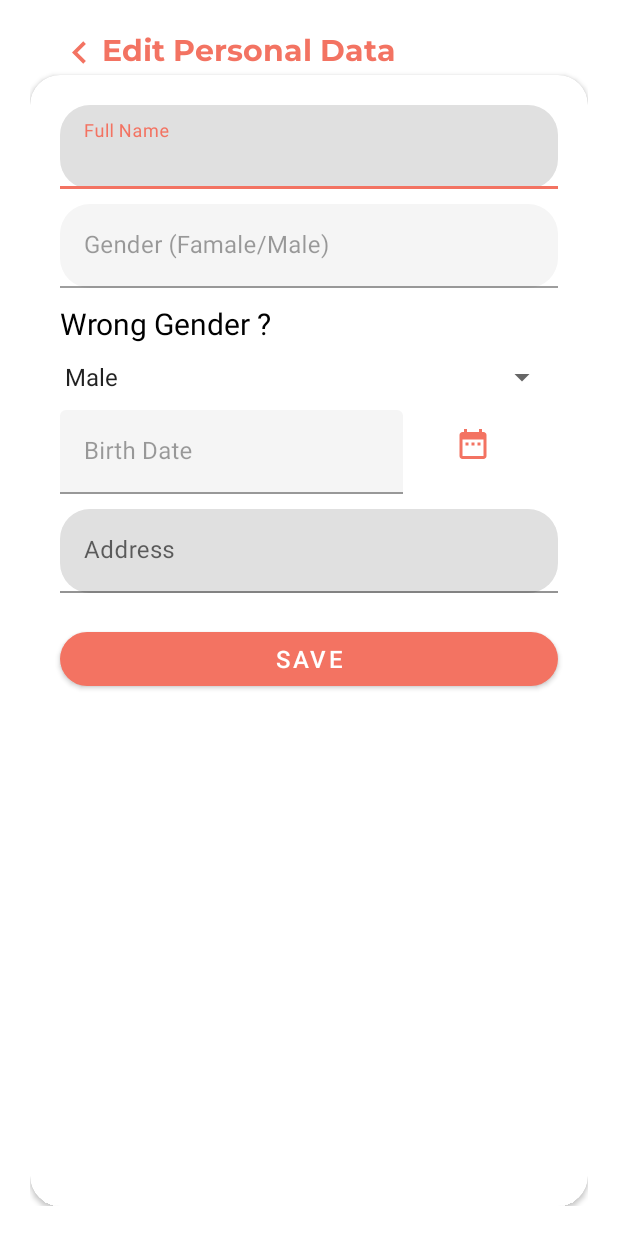
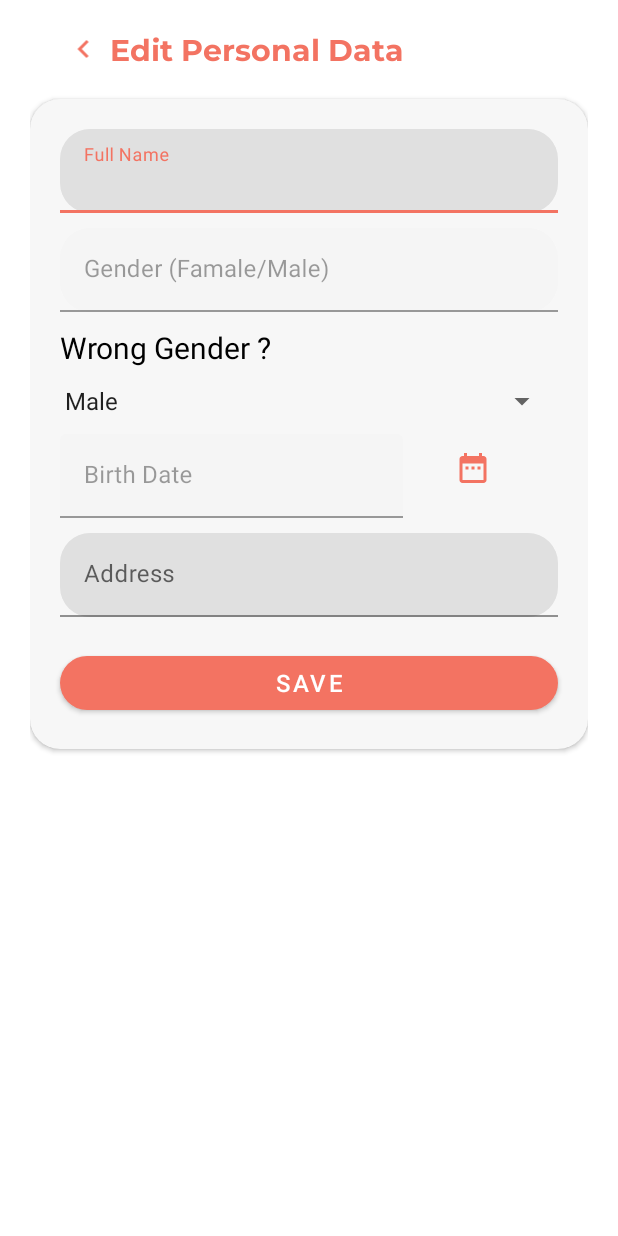
Before and after one commit to Jafar0032/Job_Seeker, an Android app: the UbahProfilActivity screen opened directly, with no data from a screen before it, on a phone screen of 412 x 824 dp. Run offline under Robolectric (Android 15) with nearby library versions, the phone set to English and light mode, and no system bars; our stand-ins replace Firebase (no records; nobody signed in at launch, a user with empty details on screens opened directly); 4 statements that could not run were skipped.

Commit message:
Update activity_ubah_profil.xml

```diff
--- a/app/src/main/res/layout/activity_ubah_profil.xml
+++ b/app/src/main/res/layout/activity_ubah_profil.xml
@@ -8,8 +8,7 @@
     android:padding="20dp"
     tools:context=".activities.UbahProfilActivity">
 
-    <androidx.constraintlayout.widget.ConstraintLayout
-        android:id="@+id/ll_pocok"
+    <LinearLayout
         android:layout_width="match_parent"
         android:layout_height="wrap_content"
         android:orientation="horizontal"
@@ -17,32 +16,36 @@
 
         <ImageView
             android:id="@+id/iv_back"
-            android:layout_width="30dp"
-            android:layout_height="30dp"
+            android:layout_width="0dp"
+            android:layout_height="wrap_content"
             android:src="@drawable/ic_arrow_left_24"
+            android:layout_gravity="center_vertical"
+            android:layout_weight="1"
             app:layout_constraintStart_toStartOf="parent"
             app:layout_constraintEnd_toStartOf="@+id/tvPersonalData"
             app:layout_constraintTop_toTopOf="parent"/>
 
         <TextView
             android:id="@+id/tvPersonalData"
-            android:layout_width="wrap_content"
+            android:layout_width="0dp"
             android:layout_height="wrap_content"
             android:text="Edit Personal Data"
             android:fontFamily="@font/montserratbold"
             android:textColor="@color/primary"
             android:textSize="20sp"
+            android:layout_weight="9"
             android:layout_gravity="center_horizontal"
             app:layout_constraintStart_toEndOf="@id/iv_back"
             app:layout_constraintTop_toTopOf="parent"/>
 
-    </androidx.constraintlayout.widget.ConstraintLayout>
+    </LinearLayout>
 
     <androidx.cardview.widget.CardView
         android:layout_width="match_parent"
-        android:layout_height="match_parent"
-        android:layout_below="@+id/tvTitle"
-        app:cardCornerRadius="20dp">
+        android:layout_height="wrap_content"
+        android:backgroundTint="#F7F7F7"
+        app:cardCornerRadius="20dp"
+        android:layout_marginTop="20dp">
 
         <ScrollView
             android:layout_width="match_parent"
```
